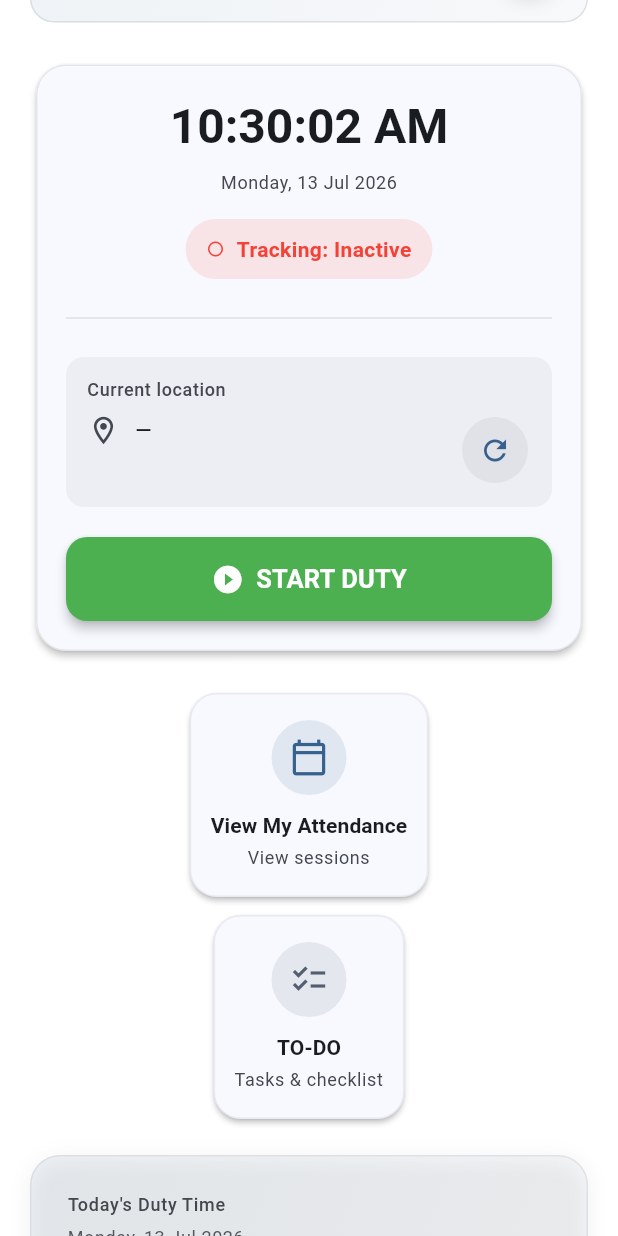
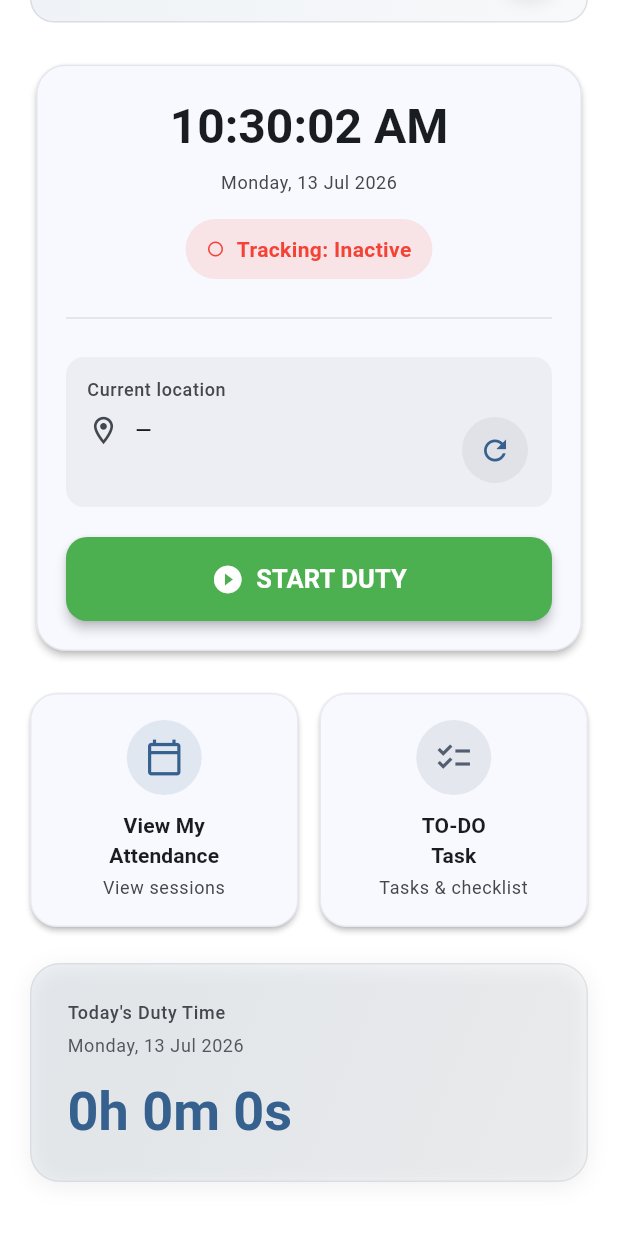
Before and after one commit to gtlfilesbd-droid/Attendance-System, a Flutter app: the HomeScreen screen opened directly, scrolled down 75 dp, on a phone screen of 412 x 824 dp. Run offline on Flutter 3.47's test engine with Material 3 defaults, Android fonts, the phone set to English and light mode, and no system bars; our stand-ins replace battery_plus, connectivity_plus, device_info_plus, dio, firebase_core, firebase_messaging and 8 more; missing offline and left inert: encrypt, flutter_background_service, workmanager; accounts and stored records are empty; network calls fail; statements that could not run were skipped.

Commit message:
TO-DO List Add in APP and Correct TO-DO List Design in APP

```diff
--- a/Genesis_Employee_App/lib/screens/home_screen.dart
+++ b/Genesis_Employee_App/lib/screens/home_screen.dart
@@ -1061,11 +1061,14 @@ class _HomeScreenState extends State<HomeScreen> {
   }
 
   Widget _buildQuickActionCards(BuildContext context, ThemeData theme, ColorScheme colorScheme) {
-    return Column(
+    return IntrinsicHeight(
+      child: Row(
+        crossAxisAlignment: CrossAxisAlignment.stretch,
         children: [
-        _buildActionButton(
+          Expanded(
+            child: _buildActionButton(
               context,
-          title: 'View My Attendance',
+              title: 'View My\nAttendance',
               subtitle: 'View sessions',
               icon: Icons.calendar_today_outlined,
               color: colorScheme.primary,
@@ -1076,10 +1079,12 @@ class _HomeScreenState extends State<HomeScreen> {
                 );
               },
             ),
-        const SizedBox(height: 12),
-        _buildActionButton(
+          ),
+          const SizedBox(width: 14),
+          Expanded(
+            child: _buildActionButton(
               context,
-          title: 'TO-DO',
+              title: 'TO-DO\nTask',
               subtitle: 'Tasks & checklist',
               icon: Icons.checklist_outlined,
               color: colorScheme.secondary,
@@ -1090,7 +1095,9 @@ class _HomeScreenState extends State<HomeScreen> {
                 );
               },
             ),
+          ),
         ],
+      ),
     );
   }
 
```
Also changed, not shown: Genesis_Employee_App/lib/screens/todo_list_screen.dart (+57 -24 lines), 2 other files. Lines whose indentation alone changed are shown as unchanged.
